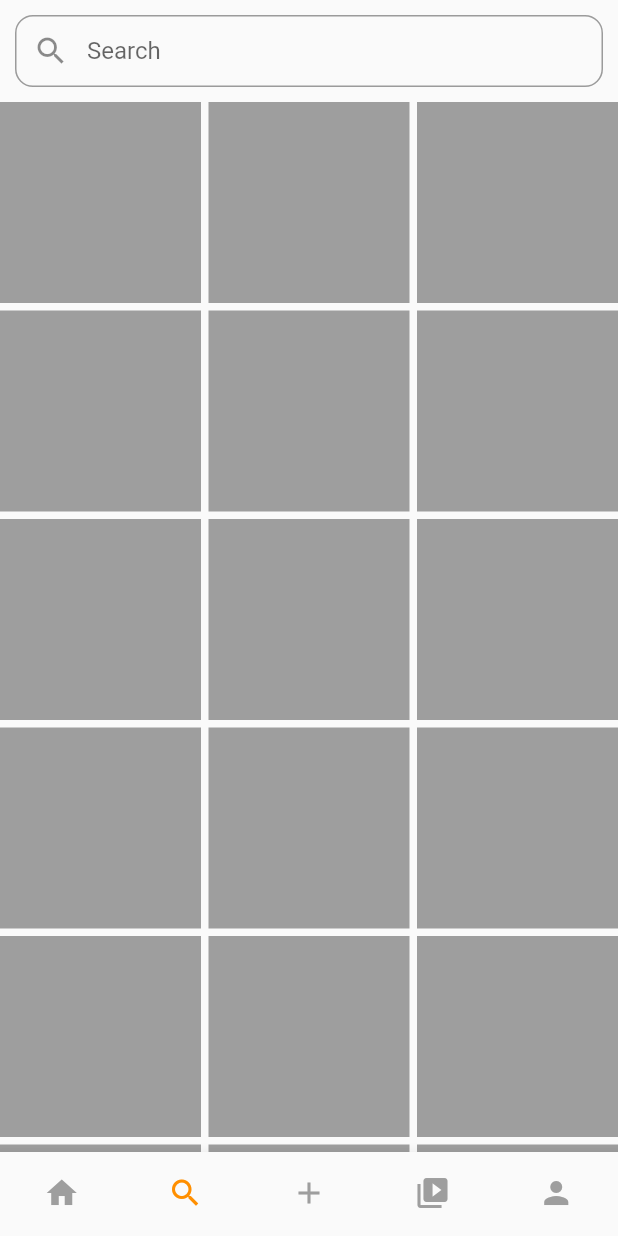
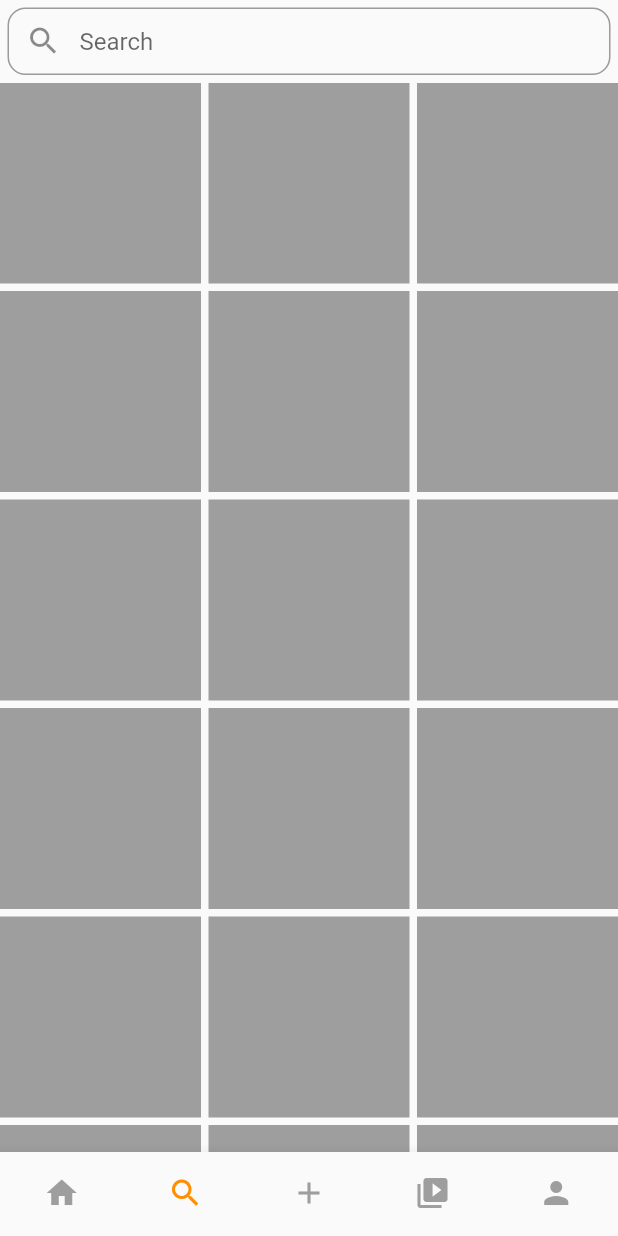
Before and after one commit to ilsong963/flutter_instargram_clone, a Flutter app: the screen it shows after launch, item 2 of the bottom bar chosen, on a phone screen of 412 x 824 dp. Run offline on Flutter 3.47's test engine with Material 3 defaults, Android fonts, the light colour scheme and no system bars; our stand-ins replace flutter_riverpod, freezed_annotation, go_router, riverpod_annotation; generated files the repository leaves out were written again; network calls fail.

Commit message:
search bar 높이 수정

```diff
--- a/lib/presentation/screen/search/content_search_bar.dart
+++ b/lib/presentation/screen/search/content_search_bar.dart
@@ -8,9 +8,13 @@ class ContentSearchBar extends StatelessWidget {
   @override
   Widget build(BuildContext context) {
     return Padding(
-      padding: const EdgeInsets.all(10.0),
-      child: TextField(
+      padding: const EdgeInsets.all(5.0),
+      child:Container(
+        height: 45,
+        child:  TextField(
+
           decoration: InputDecoration(
+
             hintText: 'Search',
             contentPadding: const EdgeInsets.all(0),
             prefixIcon: const Icon(Icons.search),
@@ -19,6 +23,7 @@ class ContentSearchBar extends StatelessWidget {
             ),
           ),
         ),
+      )
     );
   }
 }
```
Lines whose indentation alone changed are shown as unchanged.
